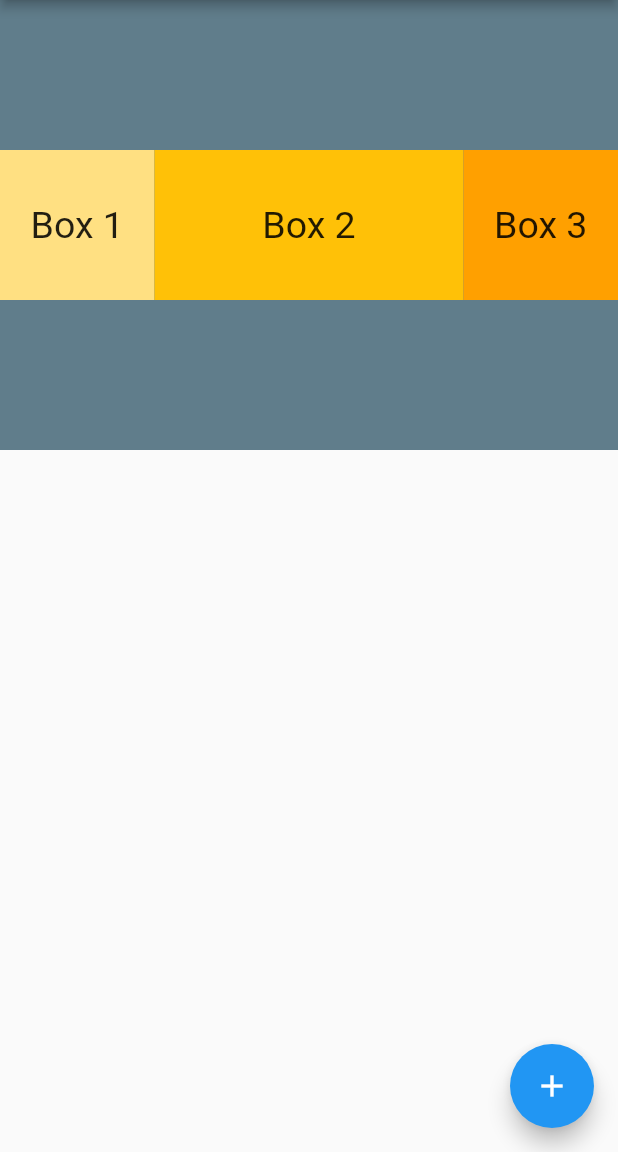
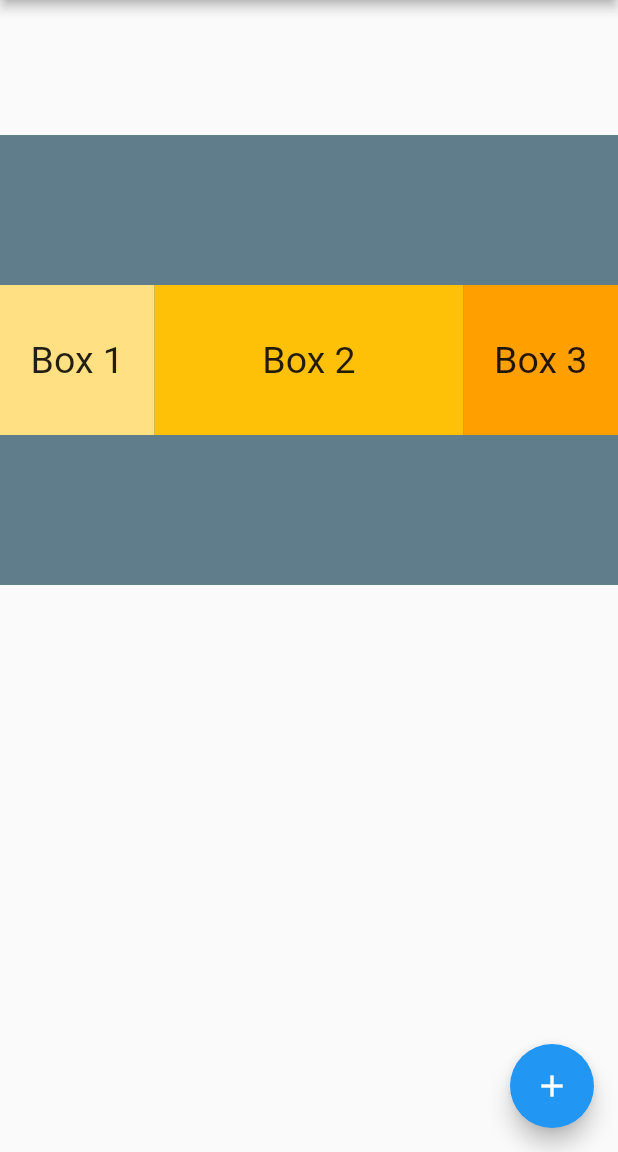
Before and after one commit to mdidech/flutter-fb-appbar, a Flutter app: the screen it shows after launch, on a phone screen of 412 x 824 dp, the part 84-1236 px from its top. Run offline on Flutter 3.47's test engine with Material 2 defaults, Android fonts, the phone set to English and light mode, and no system bars.

Commit message:
use Padding widget to create padding around container

```diff
--- a/lib/main.dart
+++ b/lib/main.dart
@@ -13,8 +13,7 @@ class MyApp extends StatelessWidget {
   @override
   Widget build(BuildContext context) {
     return const MaterialApp(
-      home: FacebookApp(),
-    );
+        home: FacebookApp(), debugShowCheckedModeBanner: false);
   }
 }
 
@@ -53,7 +52,9 @@ class FacebookApp extends StatelessWidget {
           onPressed: () {},
           child: Icon(Icons.add),
         ),
-      body: Container(
+        body: Padding(
+          padding: EdgeInsets.only(top: 90),
+          child: Container(
             color: Colors.blueGrey,
             height: 300,
             child: Row(
@@ -100,6 +101,6 @@ class FacebookApp extends StatelessWidget {
               ],
             ),
           ),
-    );
+        ));
   }
 }
```
Lines whose indentation alone changed are shown as unchanged.
